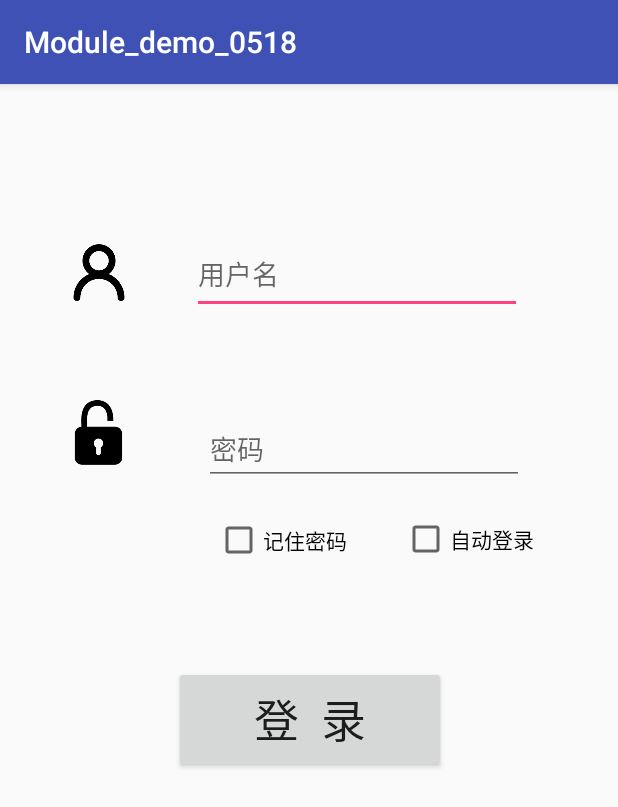
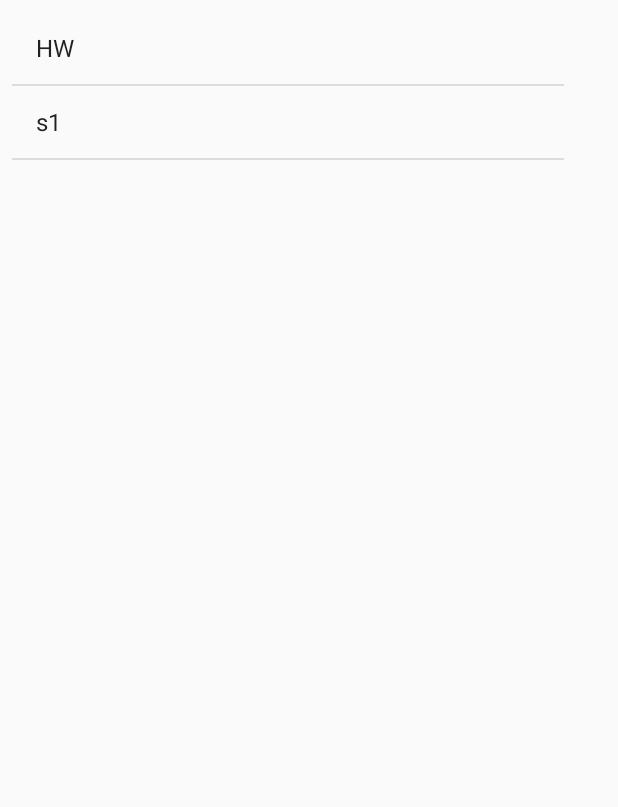
Before and after one commit to ROY-SNN/Android_GO, an Android app: the screen it shows after launch (MainActivity before the commit, ListDemoActivity after it), on a phone screen of 412 x 824 dp. Shown: the top 807 px of the screen. Run offline under Robolectric (Android 15) with nearby library versions, the phone set to English and light mode, and no system bars.

Commit message:
commit202105242114

```diff
--- a/app/src/main/java/com/example/lys/demo0518/DatabaseHelper.java
+++ b/app/src/main/java/com/example/lys/demo0518/DatabaseHelper.java
@@ -6,7 +6,7 @@ import android.database.sqlite.SQLiteOpenHelper;
 import android.util.Log;
 
 public class DatabaseHelper extends SQLiteOpenHelper{
-        private static final String DB_NAME = "mydata04141.db"; //数据库名称
+        private static final String DB_NAME = "mydata4.db"; //数据库名称
         private static final int version = 1; //数据库版本
 
         public DatabaseHelper(Context context) {
--- a/module_demo_0518/src/main/java/com/example/module_demo_0518/ListDemoActivity.java
+++ b/module_demo_0518/src/main/java/com/example/module_demo_0518/ListDemoActivity.java
@@ -1,13 +1,46 @@
 package com.example.module_demo_0518;
 
+import android.annotation.SuppressLint;
+import android.app.Activity;
+import android.app.ListActivity;
 import android.support.v7.app.AppCompatActivity;
 import android.os.Bundle;
+import android.view.View;
+import android.widget.AdapterView;
+import android.widget.ArrayAdapter;
+import android.widget.ListView;
+import android.widget.Toast;
 
-public class ListDemoActivity extends AppCompatActivity {
+import java.util.ArrayList;
+
+public class ListDemoActivity extends Activity {
+    ArrayList<String> arrayListDevices;    // 【数据源】：利用列表存放设备名称
+    ListView listViewDevice;               //  ListView
+    ArrayAdapter<String> arrayAdpater;     //
 
     @Override
     protected void onCreate(Bundle savedInstanceState) {
         super.onCreate(savedInstanceState);
         setContentView(R.layout.activity_list_demo);
+
+        getData();
+        arrayAdpater = new ArrayAdapter<String>(this, android.R.layout.simple_list_item_1, arrayListDevices);
+        listViewDevice = (ListView) findViewById(R.id.ListViewDevice);
+        listViewDevice.setAdapter(arrayAdpater);
+
+        // 为ListView设置监听器
+        listViewDevice.setOnItemClickListener(new AdapterView.OnItemClickListener() {
+            @Override
+            public void onItemClick(AdapterView<?> parent, View view, int position, long id) {
+                Toast.makeText(ListDemoActivity.this,"选择：" + arrayListDevices.get(position), Toast.LENGTH_SHORT).show();
+            }
+        });
+    }
+
+    // 【数据源】设备名称的赋值
+    private void getData() {
+        arrayListDevices = new ArrayList<String>();
+        arrayListDevices.add(AboxCons.INFRARED_DEVICE);
+        arrayListDevices.add(AboxCons.SOCKET_DEVICE);
     }
 }
--- a/module_demo_0518/src/main/java/com/example/module_demo_0518/MainActivity.java
+++ b/module_demo_0518/src/main/java/com/example/module_demo_0518/MainActivity.java
@@ -91,8 +91,10 @@ public class MainActivity extends AppCompatActivity {
                             .putString(AboxCons.SP_USER_PSD, editTextUserPwd.getText().toString())
                             .commit();
                 }
-                Intent intent = new Intent(MainActivity.this, SelectiveSensorActivity.class);
-                intent.putExtra("userName", editTextUserName.getText().toString());
+                Intent intent = new Intent(MainActivity.this, ListDemoActivity.class);
+                //Intent intent = new Intent(MainActivity.this, Remote_Activity.class);
+                //Intent intent = new Intent(MainActivity.this, SelectiveSensorActivity.class);
+                //intent.putExtra("userName", editTextUserName.getText().toString());
                 startActivity(intent);
             }else{
                 if(abRet.getCode().equals("20004")){
--- a/module_demo_0518/src/main/res/layout/activity_list_demo.xml
+++ b/module_demo_0518/src/main/res/layout/activity_list_demo.xml
@@ -6,4 +6,13 @@
     android:layout_height="match_parent"
     tools:context="com.example.module_demo_0518.ListDemoActivity">
 
+    <!--方法二：继承ListActivity：android:id="@android:id/list"-->
+    <ListView
+        android:id="@+id/ListViewDevice"
+        android:layout_width="368dp"
+        android:layout_height="495dp"
+        android:layout_marginLeft="8dp"
+        app:layout_constraintLeft_toLeftOf="parent"
+        app:layout_constraintTop_toTopOf="parent"
+        android:layout_marginTop="8dp" />
 </android.support.constraint.ConstraintLayout>
--- a/module_demo_0518/src/main/res/layout/activity_remote.xml
+++ b/module_demo_0518/src/main/res/layout/activity_remote.xml
@@ -6,10 +6,9 @@
     android:layout_height="match_parent"
     tools:context="com.example.module_demo_0518.Remote_Activity">
 
-
     <GridView
         android:id="@+id/gridViewRemotes"
         android:numColumns="3"
-        android:layout_width="368dp"
-        android:layout_height="495dp" />
+        android:layout_width="match_parent"
+        android:layout_height="match_parent" />
 </android.support.constraint.ConstraintLayout>
```
Also changed, not shown: app/src/main/java/com/example/lys/demo0518/MainActivity.java (+14 -16 lines), module_demo_0518/src/main/AndroidManifest.xml (+10 -7 lines), module_demo_0518/src/main/java/com/example/module_demo_0518/AboxCons.java (+36 -0 lines), module_demo_0518/src/main/java/com/example/module_demo_0518/InfraredActivity.java (+14 -24 lines), module_demo_0518/src/main/java/com/example/module_demo_0518/Remote_Activity.java (+35 -4 lines), module_demo_0518/src/main/res/layout/activity_infrared.xml (+0 -16 lines), module_demo_0518/src/main/res/layout/remotes_layout.xml (+7 -8 lines).
